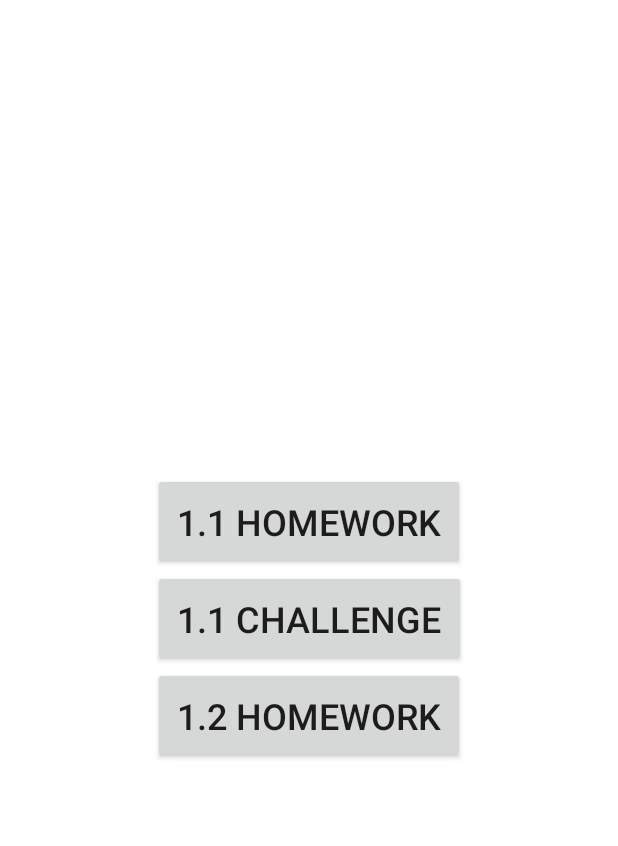
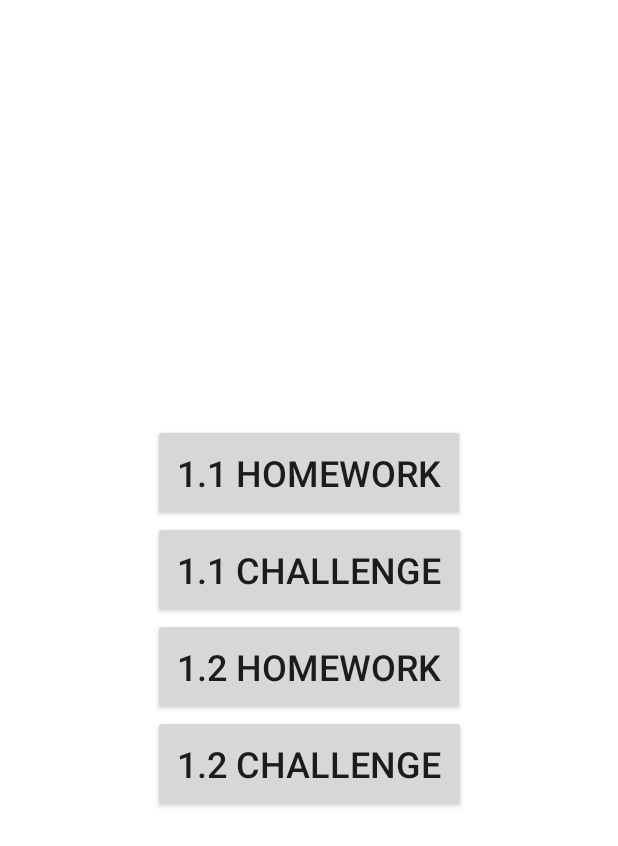
Before and after one commit to kggm0116/aston_intensiv_2, an Android app: the screen it shows after launch (LauncherActivity), on a phone screen of 412 x 824 dp. Shown: the top 846 px of the screen. Run offline under Robolectric (Android 15) with nearby library versions, the phone set to English and light mode, and no system bars.

Commit message:
Implemented Challenge 1.2.

```diff
--- a/application/src/main/java/ru/kggm/launcher/LauncherActivity.kt
+++ b/application/src/main/java/ru/kggm/launcher/LauncherActivity.kt
@@ -7,6 +7,7 @@
 import ru.kggm.launcher.databinding.ActivityLauncherBinding
 import ru.kggm.happybirthday.HappyBirthdayActivity
 import ru.kggm.hellotoast.HelloToastActivity
+import ru.kggm.hellotoast_challenge.HelloToastChallengeActivity
 
 class LauncherActivity : AppCompatActivity() {
     private lateinit var binding: ActivityLauncherBinding
@@ -28,6 +29,9 @@
         binding.task12HomeworkButton.setOnClickListener {
             startActivity(Intent(this, HelloToastActivity::class.java))
         }
+        binding.task12ChallengeButton.setOnClickListener {
+            startActivity(Intent(this, HelloToastChallengeActivity::class.java))
+        }
     }
 
 
--- a/application/src/main/res/layout/activity_launcher.xml
+++ b/application/src/main/res/layout/activity_launcher.xml
@@ -29,9 +29,18 @@
         android:id="@+id/task_1_2_homework_button"
         style="@style/launcher_button_style"
         android:text="@string/task_1_2_homework_text"
-        app:layout_constraintBottom_toBottomOf="parent"
+        app:layout_constraintBottom_toTopOf="@id/task_1_2_challenge_button"
         app:layout_constraintEnd_toEndOf="parent"
         app:layout_constraintStart_toStartOf="parent"
         app:layout_constraintTop_toBottomOf="@id/task_1_1_challenge_button" />
 
+    <androidx.appcompat.widget.AppCompatButton
+        android:id="@+id/task_1_2_challenge_button"
+        style="@style/launcher_button_style"
+        android:text="@string/task_1_2_challenge_text"
+        app:layout_constraintBottom_toBottomOf="parent"
+        app:layout_constraintEnd_toEndOf="parent"
+        app:layout_constraintStart_toStartOf="parent"
+        app:layout_constraintTop_toBottomOf="@id/task_1_2_homework_button" />
+
 </androidx.constraintlayout.widget.ConstraintLayout>
--- a/application/src/main/res/values/strings.xml
+++ b/application/src/main/res/values/strings.xml
@@ -3,4 +3,5 @@
     <string name="task_1_1_homework_text">1.1 Homework</string>
     <string name="task_1_1_challenge_text">1.1 Challenge</string>
     <string name="task_1_2_homework_text">1.2 Homework</string>
+    <string name="task_1_2_challenge_text">1.2 Challenge</string>
 </resources>
```
Also changed, not shown: application/src/main/AndroidManifest.xml (+6 -3 lines), application/src/main/java/ru/kggm/hellotoast_challenge/HelloToastChallengeActivity.kt (added, +54 -0 lines), application/src/main/res/layout/activity_hello_toast_challenge.xml (added, +42 -0 lines), 1 other file.
